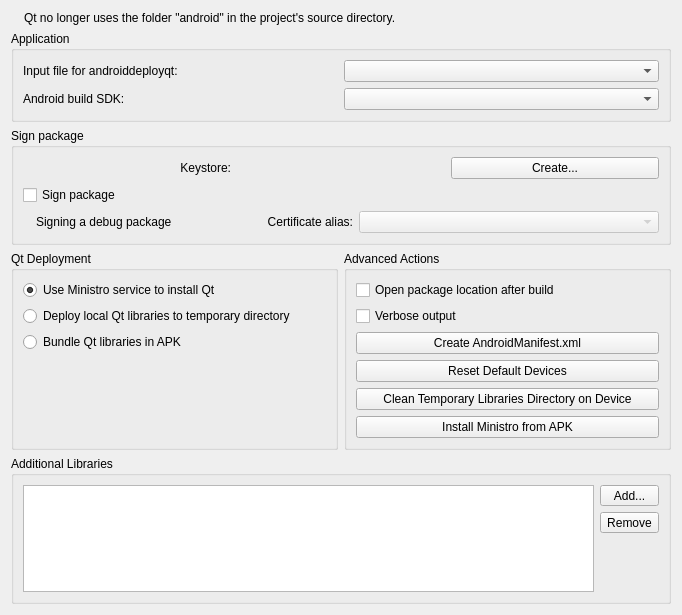
This is src/plugins/android/androiddeployqtwidget.ui in qt-creator/qt-creator as Qt 5 draws it before an edit. The edited form follows.
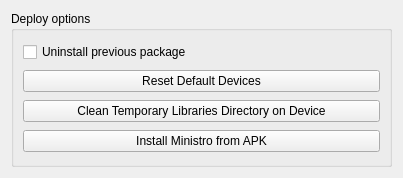
This is the edited form. Icons and pictures are not drawn. Custom widgets are drawn as their Qt base class.

Commit message: Move qmake specific part to qmake plugin, generalize android support

```diff
--- a/src/plugins/android/androiddeployqtwidget.ui
+++ b/src/plugins/android/androiddeployqtwidget.ui
@@ -6,376 +6,53 @@
    <rect>
     <x>0</x>
     <y>0</y>
-    <width>682</width>
-    <height>615</height>
+    <width>403</width>
+    <height>178</height>
    </rect>
   </property>
   <property name="windowTitle">
    <string>Form</string>
   </property>
-  <layout class="QGridLayout" name="gridLayout_2">
-   <item row="2" column="0" colspan="2">
-    <widget class="QGroupBox" name="signPackage">
-     <property name="title">
-      <string>Sign package</string>
-     </property>
-     <layout class="QVBoxLayout" name="verticalLayout_2">
-      <item>
-       <layout class="QHBoxLayout" name="horizontalLayout_2">
-        <item>
-         <widget class="QLabel" name="KeystoreLocationLabel">
-          <property name="text">
-           <string>Keystore:</string>
-          </property>
-          <property name="alignment">
-           <set>Qt::AlignRight|Qt::AlignTrailing|Qt::AlignVCenter</set>
-          </property>
-         </widget>
-        </item>
-        <item>
-         <widget class="Utils::PathChooser" name="KeystoreLocationPathChooser" native="true"/>
-        </item>
-        <item>
-         <widget class="QPushButton" name="KeystoreCreatePushButton">
-          <property name="text">
-           <string>Create...</string>
-          </property>
-         </widget>
-        </item>
-       </layout>
-      </item>
-      <item>
-       <layout class="QHBoxLayout" name="horizontalLayout_4">
-        <item>
-         <widget class="QCheckBox" name="signPackageCheckBox">
-          <property name="text">
-           <string>Sign package</string>
-          </property>
-         </widget>
-        </item>
-       </layout>
-      </item>
-      <item>
-       <layout class="QHBoxLayout" name="horizontalLayout_3">
-        <item>
-         <widget class="QLabel" name="signingDebugWarningIcon">
-          <property name="sizePolicy">
-           <sizepolicy hsizetype="Fixed" vsizetype="Preferred">
-            <horstretch>0</horstretch>
-            <verstretch>0</verstretch>
-           </sizepolicy>
-          </property>
-          <property name="text">
-           <string/>
-          </property>
-          <property name="pixmap">
-           <pixmap resource="../coreplugin/core.qrc">:/core/images/warning.png</pixmap>
-          </property>
-         </widget>
-        </item>
-        <item>
-         <widget class="QLabel" name="signingDebugWarningLabel">
-          <property name="sizePolicy">
-           <sizepolicy hsizetype="Fixed" vsizetype="Preferred">
-            <horstretch>0</horstretch>
-            <verstretch>0</verstretch>
-           </sizepolicy>
-          </property>
-          <property name="text">
-           <string>Signing a debug package</string>
-          </property>
-         </widget>
-        </item>
-        <item>
-         <widget class="QLabel" name="KeystoreLocationLabel_2">
-          <property name="sizePolicy">
-           <sizepolicy hsizetype="Preferred" vsizetype="Preferred">
-            <horstretch>0</horstretch>
-            <verstretch>0</verstretch>
-           </sizepolicy>
-          </property>
-          <property name="text">
-           <string>Certificate alias:</string>
-          </property>
-          <property name="alignment">
-           <set>Qt::AlignRight|Qt::AlignTrailing|Qt::AlignVCenter</set>
-          </property>
-         </widget>
-        </item>
-        <item>
-         <widget class="QComboBox" name="certificatesAliasComboBox">
-          <property name="enabled">
-           <bool>false</bool>
-          </property>
-          <property name="sizePolicy">
-           <sizepolicy hsizetype="Fixed" vsizetype="Fixed">
-            <horstretch>0</horstretch>
-            <verstretch>0</verstretch>
-           </sizepolicy>
-          </property>
-          <property name="minimumSize">
-           <size>
-            <width>300</width>
-            <height>0</height>
-           </size>
-          </property>
-         </widget>
-        </item>
-       </layout>
-      </item>
-     </layout>
-    </widget>
-   </item>
-   <item row="3" column="1">
+  <layout class="QVBoxLayout" name="verticalLayout_2">
+   <item>
     <widget class="QGroupBox" name="advancedActions">
      <property name="title">
-      <string>Advanced Actions</string>
+      <string>Deploy options</string>
      </property>
-     <layout class="QGridLayout" name="gridLayout">
-      <item row="4" column="0">
+     <layout class="QVBoxLayout" name="verticalLayout">
+      <item>
+       <widget class="QCheckBox" name="uninstallPreviousPackage">
+        <property name="text">
+         <string>Uninstall previous package</string>
+        </property>
+       </widget>
+      </item>
+      <item>
+       <widget class="QPushButton" name="resetDefaultDevices">
+        <property name="text">
+         <string>Reset Default Devices</string>
+        </property>
+       </widget>
+      </item>
+      <item>
        <widget class="QPushButton" name="cleanLibsPushButton">
         <property name="text">
          <string>Clean Temporary Libraries Directory on Device</string>
         </property>
        </widget>
       </item>
-      <item row="5" column="0">
+      <item>
        <widget class="QPushButton" name="installMinistroButton">
         <property name="text">
          <string>Install Ministro from APK</string>
         </property>
        </widget>
       </item>
-      <item row="3" column="0">
-       <widget class="QPushButton" name="resetDefaultDevices">
-        <property name="text">
-         <string>Reset Default Devices</string>
-        </property>
-       </widget>
-      </item>
-      <item row="0" column="0">
-       <widget class="QCheckBox" name="openPackageLocationCheckBox">
-        <property name="text">
-         <string>Open package location after build</string>
-        </property>
-       </widget>
-      </item>
-      <item row="1" column="0">
-       <widget class="QCheckBox" name="verboseOutputCheckBox">
-        <property name="text">
-         <string>Verbose output</string>
-        </property>
-       </widget>
-      </item>
-      <item row="2" column="0">
-       <widget class="QPushButton" name="createAndroidManifestButton">
-        <property name="text">
-         <string>Create AndroidManifest.xml</string>
-        </property>
-       </widget>
-      </item>
-     </layout>
-    </widget>
-   </item>
-   <item row="1" column="0" colspan="2">
-    <widget class="QGroupBox" name="application">
-     <property name="title">
-      <string>Application</string>
-     </property>
-     <layout class="QGridLayout" name="gridLayout_3">
-      <item row="1" column="1">
-       <widget class="QComboBox" name="targetSDKComboBox"/>
-      </item>
-      <item row="1" column="0">
-       <widget class="QLabel" name="targetSDKLabel">
-        <property name="text">
-         <string>Android build SDK:</string>
-        </property>
-       </widget>
-      </item>
-      <item row="0" column="1">
-       <widget class="QComboBox" name="inputFileComboBox"/>
-      </item>
-      <item row="0" column="0">
-       <widget class="QLabel" name="inputFileLabel">
-        <property name="text">
-         <string>Input file for androiddeployqt:</string>
-        </property>
-       </widget>
-      </item>
-     </layout>
-    </widget>
-   </item>
-   <item row="0" column="0" colspan="2">
-    <layout class="QHBoxLayout" name="horizontalLayout">
-     <item>
-      <widget class="QLabel" name="oldFilesWarningIcon">
-       <property name="sizePolicy">
-        <sizepolicy hsizetype="Fixed" vsizetype="Preferred">
-         <horstretch>0</horstretch>
-         <verstretch>0</verstretch>
-        </sizepolicy>
-       </property>
-       <property name="text">
-        <string/>
-       </property>
-       <property name="pixmap">
-        <pixmap resource="../coreplugin/core.qrc">:/core/images/warning.png</pixmap>
-       </property>
-       <property name="alignment">
-        <set>Qt::AlignLeading|Qt::AlignLeft|Qt::AlignTop</set>
-       </property>
-      </widget>
-     </item>
-     <item>
-      <widget class="QLabel" name="oldFilesWarningLabel">
-       <property name="text">
-        <string>Qt no longer uses the folder &quot;android&quot; in the project's source directory.</string>
-       </property>
-       <property name="wordWrap">
-        <bool>true</bool>
-       </property>
-      </widget>
-     </item>
-    </layout>
-   </item>
-   <item row="3" column="0">
-    <widget class="QGroupBox" name="qtDeployment">
-     <property name="title">
-      <string>Qt Deployment</string>
-     </property>
-     <layout class="QVBoxLayout" name="verticalLayout">
-      <item>
-       <widget class="QRadioButton" name="ministroOption">
-        <property name="toolTip">
-         <string>Uses the external Ministro application to download and maintain Qt libraries.&lt;br/&gt;&lt;br/&gt;Ministro is a third-party tool which provides the open source Qt libraries on demand. These libraries are compatible with the default open source binary package and will not always be up-to-date.</string>
-        </property>
-        <property name="text">
-         <string>Use Ministro service to install Qt</string>
-        </property>
-        <property name="checked">
-         <bool>true</bool>
-        </property>
-       </widget>
-      </item>
-      <item>
-       <widget class="QRadioButton" name="temporaryQtOption">
-        <property name="toolTip">
-         <string>Pushes local Qt libraries to device. You must have Qt libraries compiled for that platform.
-The APK will not be usable on any other device.</string>
-        </property>
-        <property name="text">
-         <string>Deploy local Qt libraries to temporary directory</string>
-        </property>
-       </widget>
-      </item>
-      <item>
-       <widget class="QRadioButton" name="bundleQtOption">
-        <property name="toolTip">
-         <string>Creates a standalone APK.</string>
-        </property>
-        <property name="text">
-         <string>Bundle Qt libraries in APK</string>
-        </property>
-       </widget>
-      </item>
-      <item>
-       <spacer name="verticalSpacer">
-        <property name="orientation">
-         <enum>Qt::Vertical</enum>
-        </property>
-        <property name="sizeHint" stdset="0">
-         <size>
-          <width>20</width>
-          <height>40</height>
-         </size>
-        </property>
-       </spacer>
-      </item>
-     </layout>
-    </widget>
-   </item>
-   <item row="4" column="0" colspan="2">
-    <widget class="QGroupBox" name="additionalLibrariesGroupBox">
-     <property name="title">
-      <string>Additional Libraries</string>
-     </property>
-     <layout class="QVBoxLayout" name="verticalLayout_3">
-      <item>
-       <layout class="QHBoxLayout" name="androidExtraLibsLayout">
-        <item>
-         <widget class="QListView" name="androidExtraLibsListView">
-          <property name="toolTip">
-           <string>List of extra libraries to include in Android package and load on startup.</string>
-          </property>
-          <property name="selectionMode">
-           <enum>QAbstractItemView::ExtendedSelection</enum>
-          </property>
-         </widget>
-        </item>
-        <item>
-         <layout class="QVBoxLayout" name="androidExtraLibsButtonLayout">
-          <item>
-           <widget class="QToolButton" name="addAndroidExtraLibButton">
-            <property name="sizePolicy">
-             <sizepolicy hsizetype="Minimum" vsizetype="Fixed">
-              <horstretch>0</horstretch>
-              <verstretch>0</verstretch>
-             </sizepolicy>
-            </property>
-            <property name="toolTip">
-             <string>Select library to include in package.</string>
-            </property>
-            <property name="text">
-             <string>Add...</string>
-            </property>
-            <property name="toolButtonStyle">
-             <enum>Qt::ToolButtonTextOnly</enum>
-            </property>
-           </widget>
-          </item>
-          <item>
-           <widget class="QToolButton" name="removeAndroidExtraLibButton">
-            <property name="toolTip">
-             <string>Remove currently selected library from list.</string>
-            </property>
-            <property name="text">
-             <string>Remove</string>
-            </property>
-           </widget>
-          </item>
-          <item>
-           <spacer name="verticalSpacer_2">
-            <property name="orientation">
-             <enum>Qt::Vertical</enum>
-            </property>
-            <property name="sizeHint" stdset="0">
-             <size>
-              <width>20</width>
-              <height>40</height>
-             </size>
-            </property>
-           </spacer>
-          </item>
-         </layout>
-        </item>
-       </layout>
-      </item>
      </layout>
     </widget>
    </item>
   </layout>
  </widget>
- <customwidgets>
-  <customwidget>
-   <class>Utils::PathChooser</class>
-   <extends>QWidget</extends>
-   <header location="global">utils/pathchooser.h</header>
-   <container>1</container>
-  </customwidget>
- </customwidgets>
- <resources>
-  <include location="../projectexplorer/projectexplorer.qrc"/>
- </resources>
+ <resources/>
  <connections/>
 </ui>
```
The commit also changes 55 other files.
